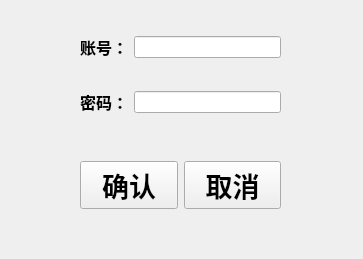
Before: the Qt Designer form Master/managerloginwidget.ui in L-Jay1999/DistributedTemperatureControlSystem, drawn with Qt 5.
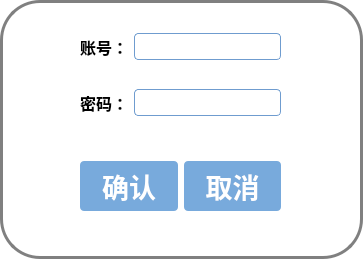
After: the same form once the commit is applied.

```diff
--- a/Master/managerloginwidget.ui
+++ b/Master/managerloginwidget.ui
@@ -13,6 +13,45 @@
   <property name="windowTitle">
    <string>Form</string>
   </property>
+  <property name="styleSheet">
+   <string notr="true">#ManagerLoginWidget
+{
+
+border: 3px solid gray;
+border-radius: 40px;
+background: white;
+}
+QLineEdit {
+        border-radius: 4px;
+        height: 25px;
+        border: 1px solid rgb(111, 156, 207);
+        background: white;
+}
+QLineEdit:enabled {
+        color: rgb(84, 84, 84);
+}
+QLineEdit:enabled:hover, QLineEdit:enabled:focus {
+        color: rgb(51, 51, 51);
+}
+QLineEdit:!enabled {
+        color: rgb(80, 80, 80);
+}
+
+QPushButton{
+        border-radius: 4px;
+        border: none;
+        width: 75px;
+        height: 50px;
+}
+QPushButton:enabled {
+        background: rgb(120, 170, 220);
+        color: white;
+}
+QPushButton:hover {
+	background: rgb(0, 78, 161);
+}
+</string>
+  </property>
   <widget class="QLabel" name="label_error">
    <property name="geometry">
     <rect>
@@ -32,13 +71,13 @@
     <string/>
    </property>
   </widget>
-  <widget class="QWidget" name="">
+  <widget class="QWidget" name="layoutWidget">
    <property name="geometry">
     <rect>
      <x>80</x>
      <y>160</y>
      <width>201</width>
-     <height>51</height>
+     <height>52</height>
     </rect>
    </property>
    <layout class="QHBoxLayout" name="horizontalLayout">
@@ -72,7 +111,7 @@
     </item>
    </layout>
   </widget>
-  <widget class="QWidget" name="">
+  <widget class="QWidget" name="layoutWidget">
    <property name="geometry">
     <rect>
      <x>80</x>
```
